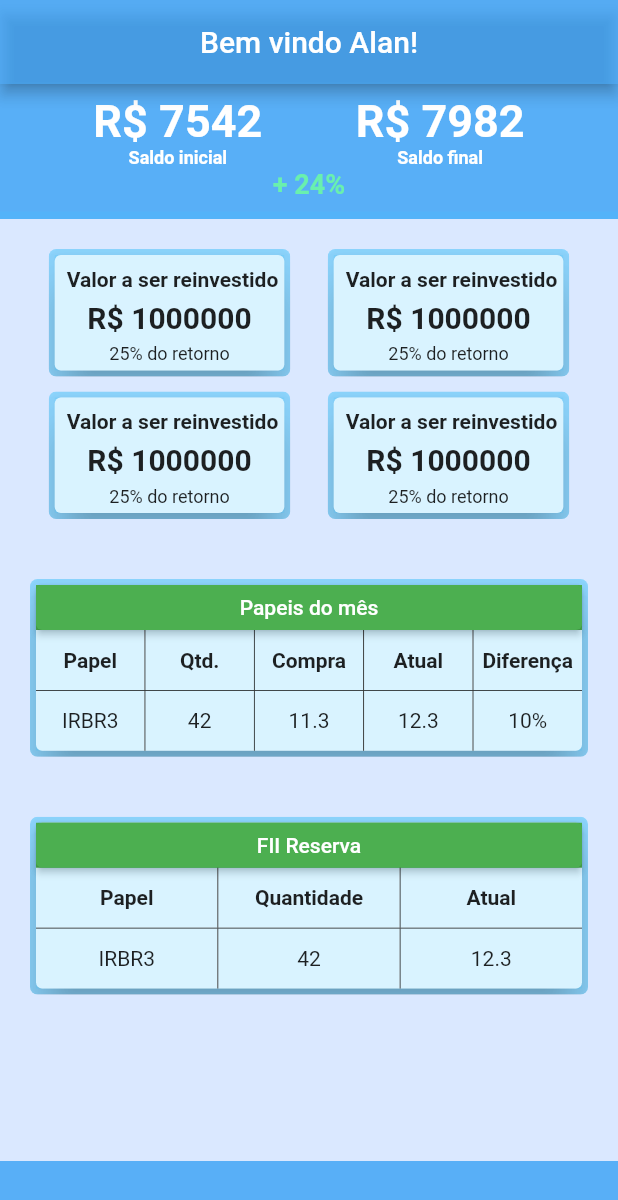
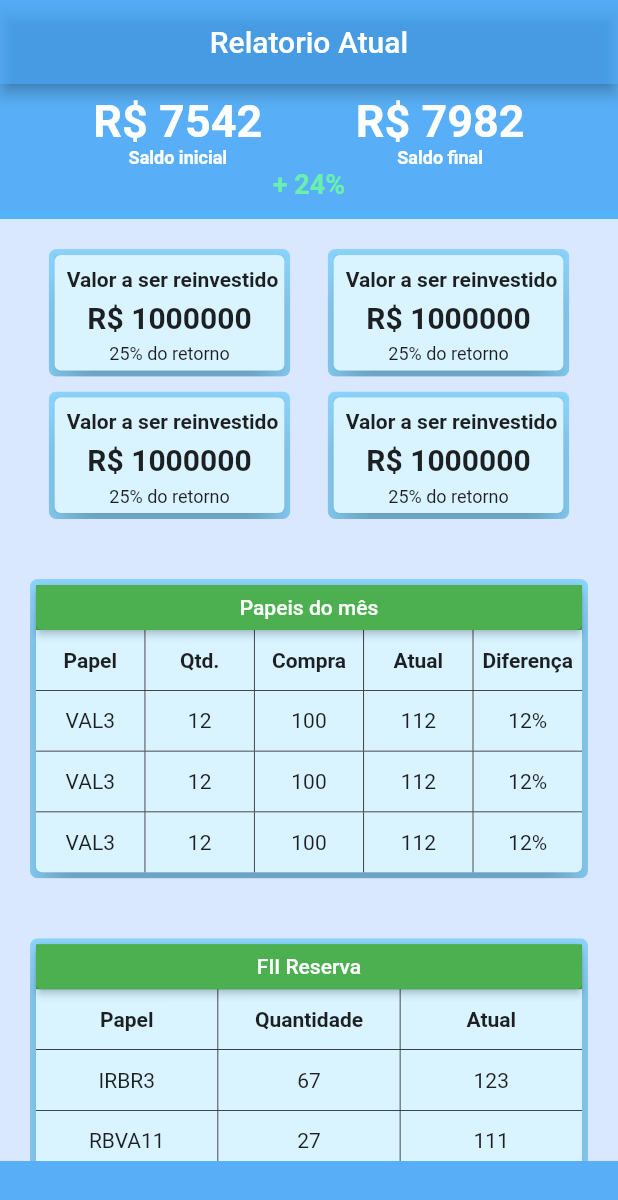
Before and after one commit to AlanwMelo/controle_carteiras, a Flutter app: the screen it shows after launch, on a phone screen of 412 x 824 dp. Shown: the top 1200 px of the screen. Run offline on Flutter 3.47's test engine with Material 2 defaults, Android fonts, the phone set to English and light mode, and no system bars; missing offline and left inert: yahoo_finance_data_reader.

```diff
--- a/lib/main.dart
+++ b/lib/main.dart
@@ -37,7 +37,7 @@ class _MyHomePageState extends State<MyHomePage> {
       appBar: AppBar(
         centerTitle: true,
         backgroundColor: Colors.blue.withOpacity(0.7),
-        title: Text(widget.title),
+        title: Text('Relatorio Atual'),
       ),
       body: Column(
         children: [
--- a/lib/presentation/openMonth/FIIReserva.dart
+++ b/lib/presentation/openMonth/FIIReserva.dart
@@ -10,6 +10,17 @@ class FIIReserva extends StatefulWidget {
 }
 
 class _FIIReservaState extends State<FIIReserva> {
+  List<FIIData> fiiData = [];
+
+  @override
+  void initState() {
+    fiiData.add(FIIData('IRBR3', '67', '123'));
+    fiiData.add(FIIData('RBVA11', '27', '111'));
+    fiiData.add(FIIData('CAPMO', '17', '12'));
+
+    super.initState();
+  }
+
   @override
   Widget build(BuildContext context) {
     return BeautifulContainer(
@@ -22,12 +33,22 @@ class _FIIReservaState extends State<FIIReserva> {
             amount: _leadingText(text: 'Quantidade'),
             actualPrice: _leadingText(text: 'Atual'),
           ),
-          _horizontalDivisor(),
-          _stockLines(
-            paper: Text('IRBR3'),
-            amount: Text('42'),
-            actualPrice: Center(child: Text('12.3')),
-          )
+          ListView.builder(
+              shrinkWrap: true,
+              itemCount: fiiData.length,
+              physics: const NeverScrollableScrollPhysics(),
+              itemBuilder: (context, index) {
+                return Column(
+                  children: [
+                    _horizontalDivisor(),
+                    _stockLines(
+                      paper: Text(fiiData[index].papel),
+                      amount: Text(fiiData[index].quantidade),
+                      actualPrice: Center(child: Text(fiiData[index].valor)),
+                    )
+                  ],
+                );
+              }),
         ],
       ),
     );
@@ -75,7 +96,10 @@ class _FIIReservaState extends State<FIIReserva> {
       color: Colors.green,
       child: ElevatedButton(
         style: ElevatedButton.styleFrom(backgroundColor: Colors.green),
-        onPressed: () {},
+        onPressed: () {
+          fiiData.add(FIIData('a', 'b', 'c'));
+          setState(() {});
+        },
         child: const Text('FII Reserva'),
       ),
     );
@@ -85,3 +109,11 @@ class _FIIReservaState extends State<FIIReserva> {
     return Container(width: 502, height: 0.5, color: Colors.black);
   }
 }
+
+class FIIData {
+  final String papel;
+  final String quantidade;
+  final String valor;
+
+  FIIData(this.papel, this.quantidade, this.valor);
+}
--- a/lib/presentation/openMonth/stockList.dart
+++ b/lib/presentation/openMonth/stockList.dart
@@ -10,6 +10,16 @@ class StockList extends StatefulWidget {
 }
 
 class _StockListState extends State<StockList> {
+  List<StockData> stockData = [];
+
+  @override
+  void initState() {
+    stockData.add(StockData('VAL3', '12', '100', '112', '12%'));
+    stockData.add(StockData('VAL3', '12', '100', '112', '12%'));
+    stockData.add(StockData('VAL3', '12', '100', '112', '12%'));
+    super.initState();
+  }
+
   @override
   Widget build(BuildContext context) {
     return BeautifulContainer(
@@ -23,13 +33,24 @@ class _StockListState extends State<StockList> {
               boughtValue: _leadingText(text: 'Compra'),
               actualPrice: _leadingText(text: 'Atual'),
               dif: _leadingText(text: 'Diferença')),
-          _horizontalDivisor(),
-          _stockLines(
-              paper: Text('IRBR3'),
-              amount: Text('42'),
-              boughtValue: Text('11.3'),
-              actualPrice: Center(child: Text('12.3')),
-              dif: Text('10%'))
+          ListView.builder(
+              shrinkWrap: true,
+              itemCount: stockData.length,
+              physics: const NeverScrollableScrollPhysics(),
+              itemBuilder: (context, index) {
+                return Column(
+                  children: [
+                    _horizontalDivisor(),
+                    _stockLines(
+                        paper: Text(stockData[index].papel),
+                        amount: Text(stockData[index].quantidade),
+                        boughtValue: Text(stockData[index].valorCompra),
+                        actualPrice:
+                            Center(child: Text(stockData[index].valorAtual)),
+                        dif: Text(stockData[index].dif))
+                  ],
+                );
+              }),
         ],
       ),
     );
@@ -50,7 +71,7 @@ class _StockListState extends State<StockList> {
     rows({required Widget child}) {
       return Expanded(
         child: Container(
-          color: Colors.lightBlueAccent.withOpacity(0.2),
+            color: Colors.lightBlueAccent.withOpacity(0.2),
             child: Center(child: child)),
       );
     }
@@ -78,12 +99,26 @@ class _StockListState extends State<StockList> {
       height: 30,
       width: 502,
       color: Colors.green,
-      child: ElevatedButton(style: ElevatedButton.styleFrom(backgroundColor: Colors.green),
-        onPressed: () {  },
+      child: ElevatedButton(
+        style: ElevatedButton.styleFrom(backgroundColor: Colors.green),
+        onPressed: () {},
         child: const Text('Papeis do mês'),
       ),
     );
-  }_horizontalDivisor() {
+  }
+
+  _horizontalDivisor() {
     return Container(width: 502, height: 0.5, color: Colors.black);
   }
 }
+
+class StockData {
+  final String papel;
+  final String quantidade;
+  final String valorCompra;
+  final String valorAtual;
+  final String dif;
+
+  StockData(
+      this.papel, this.quantidade, this.valorCompra, this.valorAtual, this.dif);
+}
```
Also changed, not shown: pubspec.lock, 2 other files.
